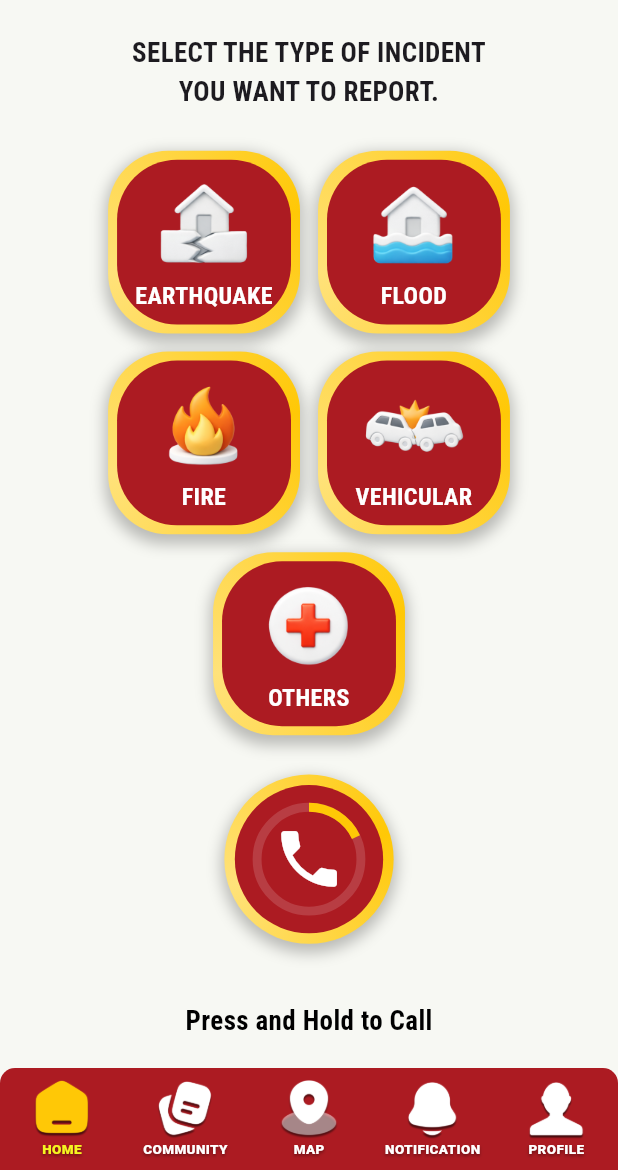
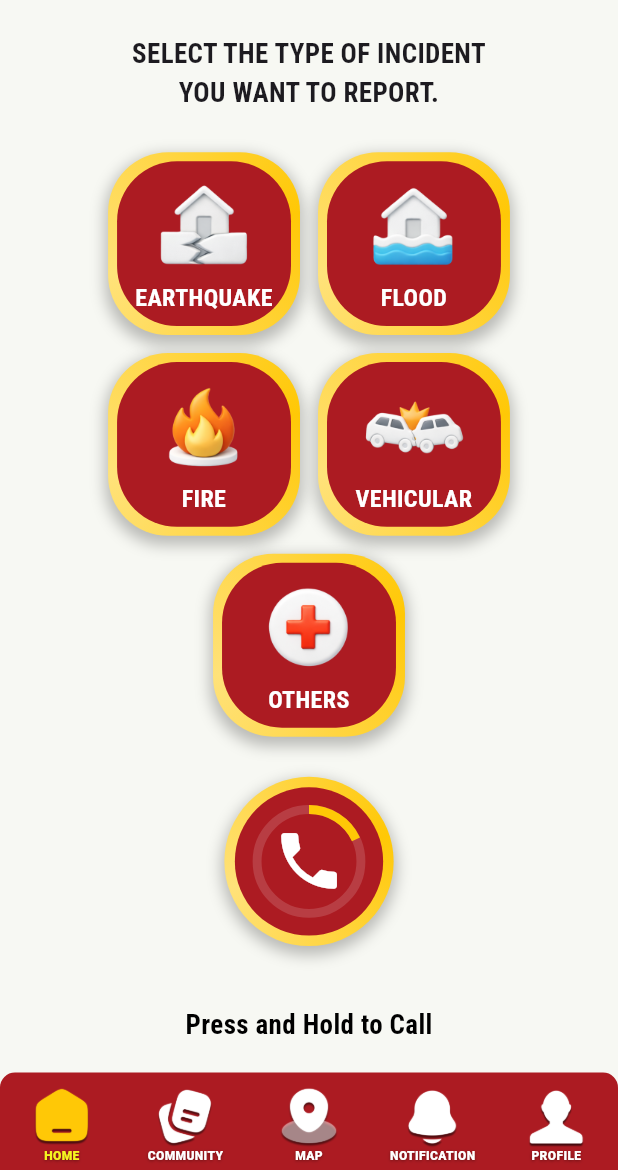
Before and after one commit to WD-401-RES-Q/RES-Q, a Flutter app: the MainPage screen opened by its route, on a phone screen of 412 x 824 dp, the part 66-1236 px from its top. Run offline on Flutter 3.47's test engine with Material 3 defaults, Android fonts, the phone set to English and light mode, and no system bars; our stand-ins replace cloud_firestore, firebase_auth, firebase_core, firebase_storage, flutter_map, flutter_svg and 7 more; accounts and stored records are empty; project files that could hold a hidden picture were left out.

Commit message:
fix:bottom overflowing on IOS device resolved

```diff
--- a/res_q/lib/common/widgets/bottom_nav_bar.dart
+++ b/res_q/lib/common/widgets/bottom_nav_bar.dart
@@ -39,7 +39,7 @@ class _BottomNavBarState extends State<BottomNavBar> {
     final configs = widget.itemConfigs ?? _defaultItems;
 
     return Container(
-      height: 68,
+      padding: const EdgeInsets.only(top: 6),
       decoration: const BoxDecoration(
         color: AppColors.appBlue,
         borderRadius: BorderRadius.only(
@@ -49,14 +49,16 @@ class _BottomNavBarState extends State<BottomNavBar> {
       ),
       child: SafeArea(
         top: false,
+        bottom: false,
+        child: ClipRect(
           child: BottomNavigationBar(
             backgroundColor: Colors.transparent,
             elevation: 0,
             type: BottomNavigationBarType.fixed,
             selectedItemColor: AppColors.appYellow,
             unselectedItemColor: Colors.white,
-          selectedFontSize: 9,
-          unselectedFontSize: 9,
+            selectedFontSize: 8,
+            unselectedFontSize: 8,
             selectedLabelStyle: const TextStyle(
               fontFamily: 'Roboto',
               fontWeight: FontWeight.w900,
@@ -95,6 +97,7 @@ class _BottomNavBarState extends State<BottomNavBar> {
             }),
           ),
         ),
+      ),
     );
   }
 
```
Lines whose indentation alone changed are shown as unchanged.
